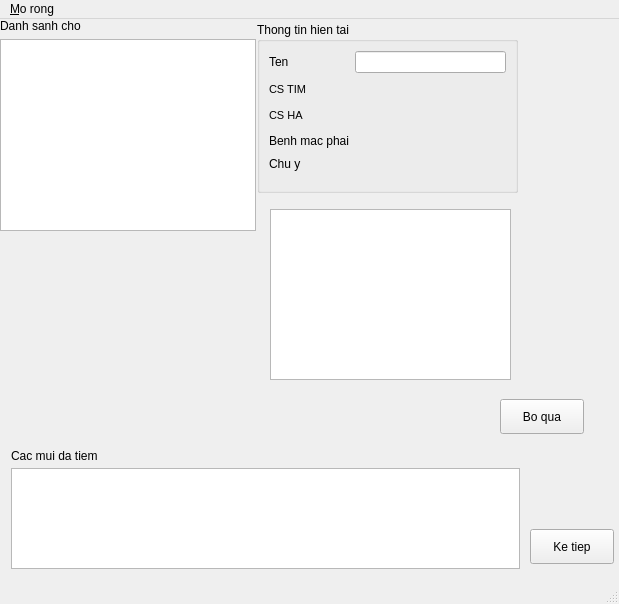
First picture: the form in tiemngua.ui, repository xdien/tcmr, before the edit.
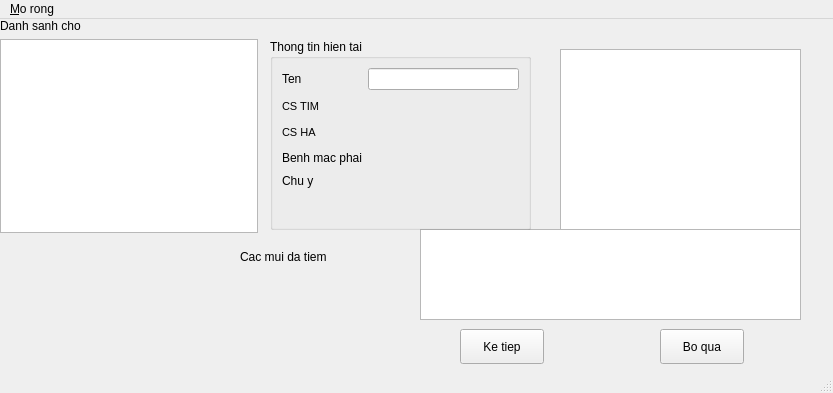
Second picture: the form after the edit.

Diff of the .ui file:
```diff
--- a/tiemngua.ui
+++ b/tiemngua.ui
@@ -6,8 +6,8 @@
    <rect>
     <x>0</x>
     <y>0</y>
-    <width>619</width>
-    <height>604</height>
+    <width>833</width>
+    <height>393</height>
    </rect>
   </property>
   <property name="windowTitle">
@@ -17,8 +17,8 @@
    <widget class="QPushButton" name="pushButton">
     <property name="geometry">
      <rect>
-      <x>500</x>
-      <y>380</y>
+      <x>660</x>
+      <y>310</y>
       <width>84</width>
       <height>35</height>
      </rect>
@@ -30,8 +30,8 @@
    <widget class="QPushButton" name="pushButton_2">
     <property name="geometry">
      <rect>
-      <x>530</x>
-      <y>510</y>
+      <x>460</x>
+      <y>310</y>
       <width>84</width>
       <height>35</height>
      </rect>
@@ -43,18 +43,18 @@
    <widget class="QTableView" name="tableView">
     <property name="geometry">
      <rect>
-      <x>270</x>
-      <y>190</y>
+      <x>560</x>
+      <y>30</y>
       <width>241</width>
-      <height>171</height>
+      <height>181</height>
      </rect>
     </property>
    </widget>
    <widget class="QLabel" name="label_10">
     <property name="geometry">
      <rect>
-      <x>11</x>
-      <y>429</y>
+      <x>240</x>
+      <y>230</y>
       <width>100</width>
       <height>16</height>
      </rect>
@@ -66,14 +66,22 @@
    <widget class="QTreeView" name="treeView">
     <property name="geometry">
      <rect>
-      <x>11</x>
-      <y>449</y>
-      <width>509</width>
-      <height>101</height>
+      <x>420</x>
+      <y>210</y>
+      <width>381</width>
+      <height>91</height>
      </rect>
     </property>
    </widget>
-   <widget class="QWidget" name="">
+   <widget class="QWidget" name="layoutWidget">
+    <property name="geometry">
+     <rect>
+      <x>0</x>
+      <y>0</y>
+      <width>258</width>
+      <height>214</height>
+     </rect>
+    </property>
     <layout class="QVBoxLayout" name="verticalLayout_2">
      <item>
       <widget class="QLabel" name="label_5">
@@ -90,10 +98,10 @@
    <widget class="QGroupBox" name="groupBox_2">
     <property name="geometry">
      <rect>
-      <x>257</x>
-      <y>3</y>
+      <x>270</x>
+      <y>20</y>
       <width>261</width>
-      <height>171</height>
+      <height>191</height>
      </rect>
     </property>
     <property name="title">
@@ -277,7 +285,7 @@
     <rect>
      <x>0</x>
      <y>0</y>
-     <width>619</width>
+     <width>833</width>
      <height>19</height>
     </rect>
    </property>
```
